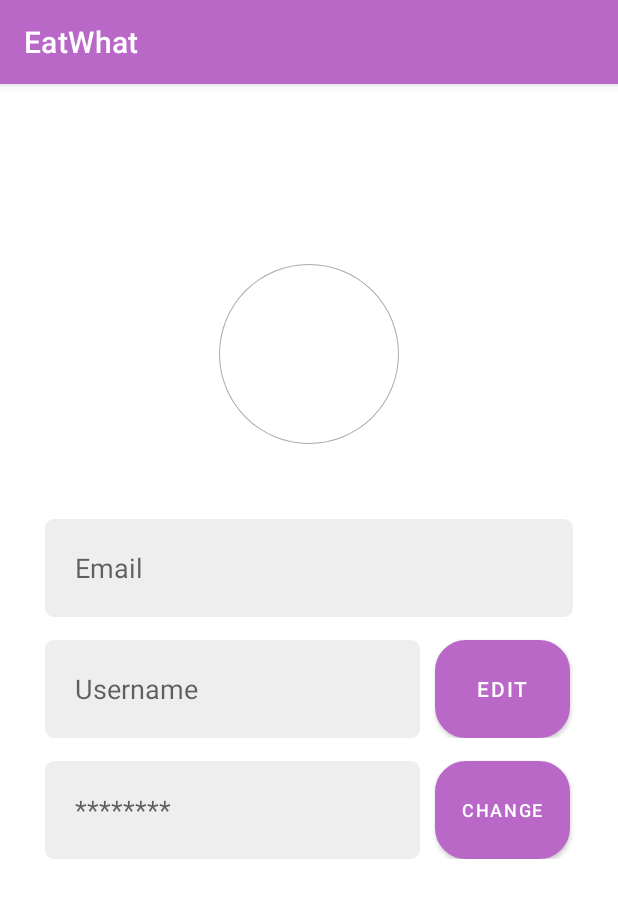
After one commit to meredith-zeng/EatWhat, an Android app: the Profile screen opened directly, with no data from a screen before it, on a phone screen of 412 x 824 dp. The commit adds this screen. Shown: the top 898 px of the screen. Run offline under Robolectric (Android 15) with nearby library versions, the phone set to English and light mode, and no system bars.

Commit message:
profile update

```diff
--- a/app/src/main/AndroidManifest.xml
+++ b/app/src/main/AndroidManifest.xml
@@ -9,13 +9,14 @@
         android:roundIcon="@mipmap/ic_launcher_round"
         android:supportsRtl="true"
         android:theme="@style/Theme.EatWhat">
-
+        <activity
+            android:name=".mainActivityFragments.Profile"
+            android:exported="false" />
         <activity
             android:name=".MyAccountActivity"
             android:exported="false"
             android:label="My Account"
-            android:theme="@style/Theme.EatWhat.NoActionBar"/>
-
+            android:theme="@style/Theme.EatWhat.NoActionBar" />
         <activity
             android:name=".SetPreference"
             android:exported="false" />
--- a/app/src/main/java/com/example/eatwhat/SetPreference.java
+++ b/app/src/main/java/com/example/eatwhat/SetPreference.java
@@ -2,11 +2,15 @@ package com.example.eatwhat;
 
 import androidx.appcompat.app.AppCompatActivity;
 
+import android.content.Intent;
 import android.graphics.Color;
 import android.hardware.camera2.params.ColorSpaceTransform;
 import android.os.Bundle;
 import android.view.View;
+import android.widget.Button;
 import android.widget.CheckedTextView;
+
+import com.example.eatwhat.mainActivityFragments.Profile;
 
 public class SetPreference extends AppCompatActivity {
     private CheckedTextView Chinese;
@@ -18,7 +22,7 @@ public class SetPreference extends AppCompatActivity {
     private CheckedTextView Korean;
     private CheckedTextView Mexican;
     private CheckedTextView Indian;
-
+    private Button startToExplore;
     @Override
     protected void onCreate(Bundle savedInstanceState) {
         super.onCreate(savedInstanceState);
@@ -32,6 +36,7 @@ public class SetPreference extends AppCompatActivity {
         Korean = (CheckedTextView) findViewById(R.id.Korean);
         Mexican = (CheckedTextView) findViewById(R.id.Mexican);
         Indian = (CheckedTextView) findViewById(R.id.Indian);
+        startToExplore = (Button)findViewById(R.id.startToExplore);
 
         Chinese.setOnClickListener(new View.OnClickListener() {
             @Override
@@ -144,6 +149,17 @@ public class SetPreference extends AppCompatActivity {
                 }
             }
         });
+        startToExplore.setOnClickListener(new View.OnClickListener() {
+            @Override
+            public void onClick(View view) {
+                setStartToExplore();
+            }
+        });
+    }
+
+    private void setStartToExplore(){
+        Intent intent = new Intent(this, Profile.class);
+        startActivity(intent);
     }
 
 }
--- /dev/null
+++ b/app/src/main/java/com/example/eatwhat/mainActivityFragments/Profile.java
@@ -0,0 +1,16 @@
+package com.example.eatwhat.mainActivityFragments;
+
+import androidx.appcompat.app.AppCompatActivity;
+
+import android.os.Bundle;
+
+import com.example.eatwhat.R;
+
+public class Profile extends AppCompatActivity {
+
+    @Override
+    protected void onCreate(Bundle savedInstanceState) {
+        super.onCreate(savedInstanceState);
+        setContentView(R.layout.activity_profile);
+    }
+}
--- /dev/null
+++ b/app/src/main/res/drawable/empty_avatar.xml
@@ -0,0 +1,13 @@
+<?xml version="1.0" encoding="utf-8"?>
+<selector xmlns:android="http://schemas.android.com/apk/res/android">
+    <item>
+        <shape android:shape="ring"
+            android:innerRadius="60dp"
+            android:thickness="2dp"
+            android:useLevel="false"
+            >
+            <stroke android:width="1.5dp" android:color="@android:color/darker_gray"/>
+            <solid android:color="@color/design_default_color_background"/>
+        </shape>
+    </item>
+</selector>
--- /dev/null
+++ b/app/src/main/res/drawable/profile_button.xml
@@ -0,0 +1,10 @@
+<?xml version="1.0" encoding="utf-8"?>
+<selector xmlns:android="http://schemas.android.com/apk/res/android">
+    <item>
+        <shape android:shape="rectangle">
+            <solid android:color="#ba68c8"/>
+            <stroke android:width="1dp" android:color="@android:color/darker_gray"/>
+            <corners android:radius="20dp"/>
+        </shape>
+    </item>
+</selector>
--- /dev/null
+++ b/app/src/main/res/drawable/rounded_corner.xml
@@ -0,0 +1,19 @@
+<?xml version="1.0" encoding="utf-8"?>
+<selector xmlns:android="http://schemas.android.com/apk/res/android">
+    <item>
+    <shape>
+        <stroke
+            android:width="1dp"
+            android:color="#eeeeee" />
+        <solid android:color="#eeeeee" />
+
+        <padding
+            android:left="1dp"
+            android:right="1dp"
+            android:bottom="1dp"
+            android:top="1dp" />
+
+        <corners android:radius="5dp" />
+    </shape>
+    </item>
+</selector>
--- /dev/null
+++ b/app/src/main/res/layout/activity_profile.xml
@@ -0,0 +1,147 @@
+<?xml version="1.0" encoding="utf-8"?>
+<androidx.constraintlayout.widget.ConstraintLayout xmlns:android="http://schemas.android.com/apk/res/android"
+    xmlns:app="http://schemas.android.com/apk/res-auto"
+    xmlns:tools="http://schemas.android.com/tools"
+    android:layout_width="match_parent"
+    android:layout_height="match_parent"
+    tools:context=".mainActivityFragments.Profile">
+    <com.google.android.material.imageview.ShapeableImageView
+        android:layout_marginTop="120dp"
+        android:background="@drawable/empty_avatar"
+        app:layout_constraintTop_toTopOf="parent"
+        app:layout_constraintLeft_toLeftOf="parent"
+        app:layout_constraintRight_toRightOf="parent"
+        android:layout_height="120dp"
+        android:layout_width="120dp"
+        android:id="@+id/img_launcher_icon"
+        app:shapeAppearanceOverlay="@style/roundedImageViewRounded"
+        >
+
+    </com.google.android.material.imageview.ShapeableImageView>
+
+    <LinearLayout
+        android:id="@+id/linear_layout2"
+        android:layout_width="match_parent"
+        android:layout_height="wrap_content"
+        android:layout_marginLeft="10dp"
+        android:layout_marginRight="10dp"
+        android:background="@color/white"
+        android:orientation="vertical"
+        android:layout_marginTop="50dp"
+        app:layout_constraintLeft_toLeftOf="parent"
+        app:layout_constraintRight_toRightOf="parent"
+        app:layout_constraintTop_toBottomOf="@+id/img_launcher_icon"
+
+        >
+        <LinearLayout
+            android:layout_width="match_parent"
+            android:layout_height="wrap_content">
+            <TextView
+                android:layout_width="match_parent"
+                android:layout_height="65dp"
+                android:layout_marginStart="20dp"
+                android:layout_marginEnd="20dp"
+                android:background="@drawable/rounded_corner"
+                android:gravity="center_vertical"
+                android:paddingLeft="20dp"
+                android:hint="Email"
+                android:textSize="18dp" />
+        </LinearLayout>
+    <LinearLayout
+        android:layout_width="match_parent"
+        android:layout_height="wrap_content"
+        android:orientation="horizontal">
+        <EditText
+            android:layout_marginStart="20dp"
+            android:layout_width="250dp"
+            android:layout_height="65dp"
+            android:layout_marginTop="15dp"
+            android:layout_marginEnd="10dp"
+            android:background="@drawable/rounded_corner"
+            android:paddingLeft="20dp"
+            android:gravity="center_vertical"
+            android:hint="Username"
+            android:textSize="18dp"/>
+
+        <Button
+            android:layout_width="90dp"
+            android:layout_height="match_parent"
+            android:clickable="true"
+            android:gravity="center_vertical|center_horizontal"
+            android:layout_marginTop="15dp"
+            android:text="@string/edit"
+            android:background="@drawable/profile_button"
+            android:textColor="@android:color/white" />
+    </LinearLayout>
+        <LinearLayout
+            android:layout_width="match_parent"
+            android:layout_height="wrap_content"
+            android:layout_marginBottom="25dp"
+            android:orientation="horizontal">
+            <TextView
+                android:layout_marginStart="20dp"
+                android:layout_width="250dp"
+                android:layout_height="65dp"
+                android:layout_marginTop="15dp"
+                android:layout_marginEnd="10dp"
+                android:background="@drawable/rounded_corner"
+                android:paddingStart="20dp"
+                android:gravity="center_vertical"
+                android:hint="@string/password"
+                android:textSize="18sp"/>
+
+            <Button
+                android:layout_width="90dp"
+                android:layout_height="match_parent"
+                android:clickable="true"
+                android:gravity="center_vertical|center_horizontal"
+                android:layout_marginTop="15dp"
+                android:text="Change"
+                android:textSize="12sp"
+                android:background="@drawable/profile_button"
+                android:textColor="@android:color/white" />
+        </LinearLayout>
+
+        <RelativeLayout
+            android:layout_width="match_parent"
+            android:layout_height="wrap_content"
+            android:layout_marginTop="10dp"
+            android:layout_weight="1"
+            android:orientation="horizontal">
+
+        </RelativeLayout>
+
+        <LinearLayout
+
+            android:layout_width="match_parent"
+            android:layout_height="wrap_content"
+            android:layout_marginTop="10dp"
+            android:layout_weight="1"
+            android:gravity="center_horizontal">
+
+        </LinearLayout>
+
+
+        <LinearLayout
+            android:layout_marginTop="35dp"
+            android:layout_marginEnd="20dp"
+            android:layout_marginStart="30dp"
+            android:layout_width="match_parent"
+            android:layout_height="wrap_content"
+            android:layout_weight="1"
+            android:orientation="horizontal">
+
+<!--            <Button-->
+<!--                android:layout_width="wrap_content"-->
+<!--                android:layout_height="match_parent"-->
+<!--                android:gravity="center"-->
+<!--                android:text="@string/change"-->
+<!--                android:textColor="@color/white"-->
+<!--                android:background="@drawable/rounded_corner">-->
+<!--            </Button>-->
+
+        </LinearLayout>
+
+    </LinearLayout>
+
+</androidx.constraintlayout.widget.ConstraintLayout>
--- a/app/src/main/res/layout/welcomepage.xml
+++ /dev/null
@@ -1,6 +0,0 @@
-<?xml version="1.0" encoding="utf-8"?>
-<androidx.constraintlayout.widget.ConstraintLayout xmlns:android="http://schemas.android.com/apk/res/android"
-    android:layout_width="match_parent"
-    android:layout_height="match_parent">
-
-</androidx.constraintlayout.widget.ConstraintLayout>
--- a/app/src/main/res/values/strings.xml
+++ b/app/src/main/res/values/strings.xml
@@ -6,4 +6,9 @@
     <string name="Chinese">Pick your favourite genres</string>
     <string name="set_preference">Pick your favourite genres</string>
     <string name="logout">logout</string>
+    <string name="no_account"><u> Dont have an account? <b>sign up</b> here</u></string>
+    <string name="click_here_to_change_password">Click here to change password</string>
+    <string name="change">change</string>
+    <string name="password">********</string>
+    <string name="edit">Edit</string>
 </resources>
--- /dev/null
+++ b/app/src/main/res/values/styles.xml
@@ -0,0 +1,7 @@
+<?xml version="1.0" encoding="utf-8"?>
+<resources>
+    <style name="roundedImageViewRounded">
+        <item name="cornerFamily">rounded</item>
+        <item name="cornerSize">50%</item>
+    </style>
+</resources>
```
